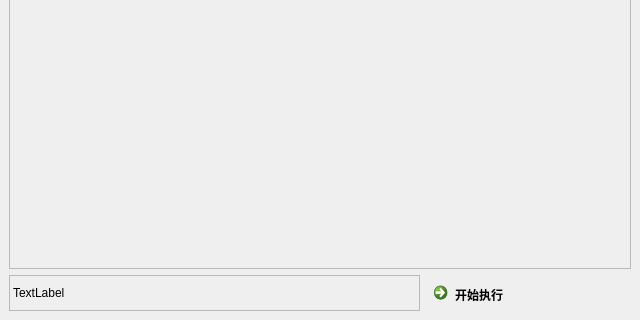
Before: the Qt Designer form SlopeCraftMain/others/BatchUi.ui in SlopeCraft/SlopeCraft, drawn with Qt 5; both pictures show x 0 to 640 and y 160 to 480 of the 640 by 480 pixel window.
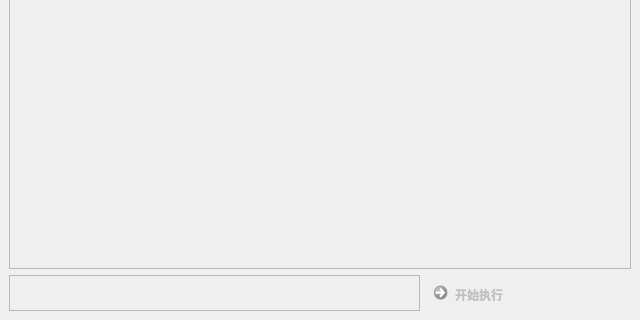
After: the same form once the commit is applied.

```diff
--- a/SlopeCraftMain/others/BatchUi.ui
+++ b/SlopeCraftMain/others/BatchUi.ui
@@ -64,7 +64,7 @@
        <enum>QFrame::Plain</enum>
       </property>
       <property name="text">
-       <string notr="true">TextLabel</string>
+       <string notr="true"/>
       </property>
       <property name="wordWrap">
        <bool>true</bool>
@@ -73,6 +73,9 @@
     </item>
     <item row="3" column="2">
      <widget class="QCommandLinkButton" name="BtnExecute">
+      <property name="enabled">
+       <bool>false</bool>
+      </property>
       <property name="text">
        <string>开始执行</string>
       </property>
```
